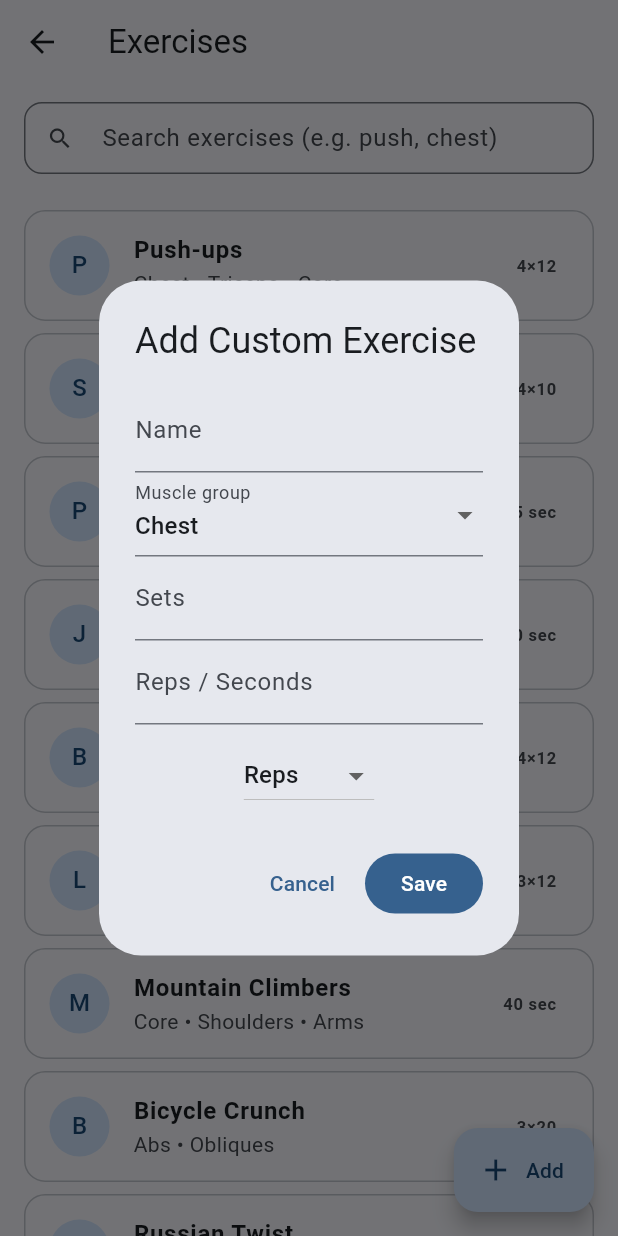
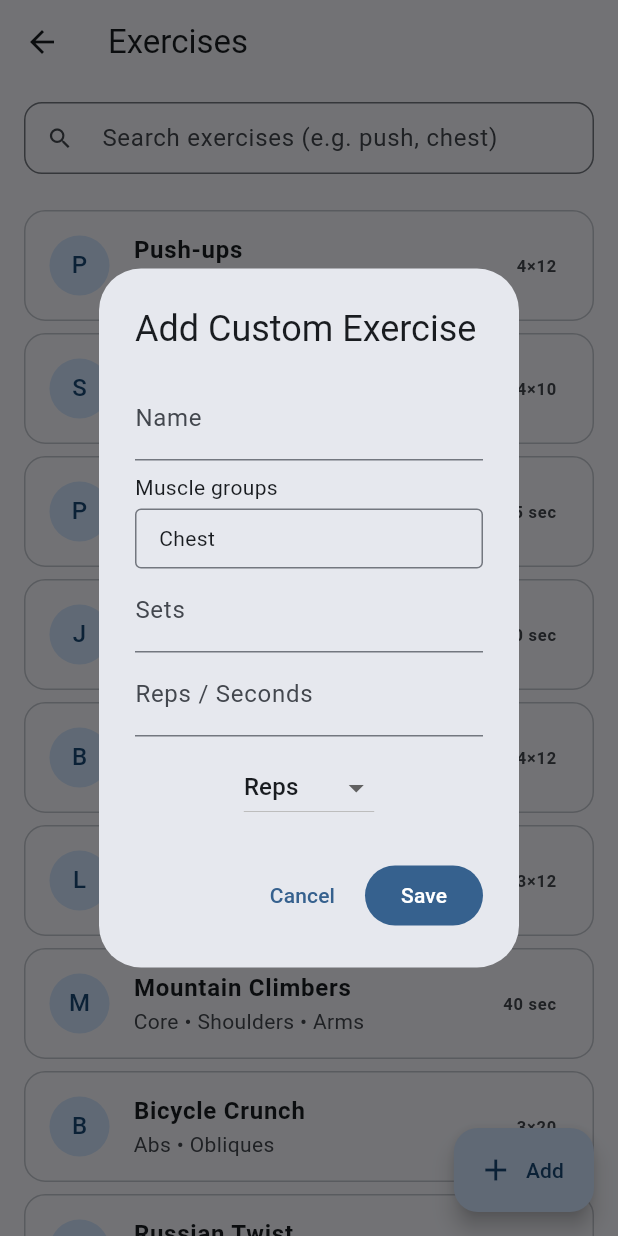
Before and after one commit to Trolom/FitnessApp, a Flutter app: the ExercisesPage screen opened directly, after a tap on "Add", on a phone screen of 412 x 824 dp. Run offline on Flutter 3.47's test engine with Material 3 defaults, Android fonts, the phone set to English and light mode, and no system bars; our stand-ins replace cloud_firestore, firebase_auth, firebase_core, firebase_storage, fl_chart, image_picker and 1 more; accounts and stored records are empty.

Commit message:
Improwed the dropdown menU

```diff
--- a/lib/pages/exercises_page.dart
+++ b/lib/pages/exercises_page.dart
@@ -5,18 +5,40 @@ import '../content.dart';                // baseExercises
 import '../misc/exercise_service.dart';  // Firestore access
 
 // for the dropdown menu options when choosing for custom exercises
+// NEW: broader muscle list
 const kMuscleOptions = <String>[
+  // Upper body – pushing
   'Chest',
+  'Upper Chest',
+  'Lower Chest',
+  'Front Delts',
+  'Side Delts',
+  'Rear Delts',
+  'Triceps',
+  // Upper body – pulling
   'Back',
-  'Legs',
-  'Shoulders',
-  'Arms',
+  'Lats',
+  'Upper Back',
+  'Mid Back',
+  'Lower Back',
+  'Traps',
+  'Rhomboids',
+  'Biceps',
+  'Forearms',
+  // Core & hips
   'Core',
+  'Abs',
+  'Obliques',
+  'Hip Flexors',
+  'Adductors (Inner Thigh)',
+  'Abductors (Outer Thigh)',
+  // Lower body
   'Glutes',
   'Quads',
   'Hamstrings',
   'Calves',
 ];
+
 
 class ExercisesPage extends StatefulWidget {
   const ExercisesPage({super.key});
@@ -119,8 +141,7 @@ class _ExercisesPageState extends State<ExercisesPage> {
     final repsCtrl = TextEditingController();
 
     String unit = 'reps';
-    String selectedMuscle = kMuscleOptions.first; // default dropdown selection
-
+    final Set<String> selectedMuscles = { kMuscleOptions.first }; // for beter dropdown menu
     showDialog(
       context: context,
       builder: (_) {
@@ -136,15 +157,92 @@ class _ExercisesPageState extends State<ExercisesPage> {
                       decoration: const InputDecoration(labelText: 'Name'),
                     ),
 
-                    //replaced the text input with a dropdown menu for the muscle group
-                    DropdownButtonFormField<String>(
-                      decoration: const InputDecoration(labelText: 'Muscle group'),
-                      initialValue: selectedMuscle,
-                      items: kMuscleOptions
-                          .map((m) => DropdownMenuItem(value: m, child: Text(m)))
-                          .toList(),
-                      onChanged: (v) => setLocalState(() => selectedMuscle = v!), //to only render the dialog and not the whole page when updated
+                    //replaced the text input with a a better dropdown menu for the muscle group
+                    Align(
+                      alignment: Alignment.centerLeft,
+                      child: Padding(
+                        padding: const EdgeInsets.only(top: 8.0, bottom: 4.0),
+                        child: Text('Muscle groups', style: Theme.of(context).textTheme.bodyMedium),
+                      ),
                     ),
+                    InkWell(
+                      onTap: () async {
+                        // open a checkbox dialog and update local state with the result
+                        final result = await showDialog<Set<String>>(
+                          context: context,
+                          builder: (ctx) {
+                            // local copy for interactive ticking inside the dialog
+                            final temp = Set<String>.from(selectedMuscles);
+                            return StatefulBuilder(
+                              builder: (ctx, setSB) {
+                                return AlertDialog(
+                                  title: const Text('Select muscle groups'),
+                                  content: SizedBox(
+                                    width: double.maxFinite,
+                                    child: ListView(
+                                      shrinkWrap: true,
+                                      children: [
+                                        for (final m in kMuscleOptions)
+                                          CheckboxListTile(
+                                            title: Text(m),
+                                            value: temp.contains(m),
+                                            onChanged: (checked) {
+                                              setSB(() {
+                                                if (checked == true) {
+                                                  temp.add(m);
+                                                } else {
+                                                  temp.remove(m);
+                                                }
+                                              });
+                                            },
+                                          ),
+                                      ],
+                                    ),
+                                  ),
+                                  actions: [
+                                    TextButton(
+                                      onPressed: () => Navigator.pop(ctx), // cancel
+                                      child: const Text('Cancel'),
+                                    ),
+                                    FilledButton(
+                                      onPressed: () {
+                                        // ensure at least one is selected
+                                        if (temp.isEmpty) temp.add(kMuscleOptions.first);
+                                        Navigator.pop(ctx, temp);
+                                      },
+                                      child: const Text('Done'),
+                                    ),
+                                  ],
+                                );
+                              },
+                            );
+                          },
+                        );
+
+                        if (result != null) {
+                          setLocalState(() {
+                            selectedMuscles
+                              ..clear()
+                              ..addAll(result);
+                          });
+                        }
+                      },
+                      child: InputDecorator(
+                        decoration: const InputDecoration(
+                          border: OutlineInputBorder(),
+                          isDense: true,
+                          contentPadding: EdgeInsets.symmetric(horizontal: 12, vertical: 10),
+                        ),
+                        // show a compact preview of selected items
+                        child: Text(
+                          selectedMuscles.join(' • '),
+                          maxLines: 2,
+                          overflow: TextOverflow.ellipsis,
+                        ),
+                      ),
+                    ),
+
+
 
                     TextField(
                       controller: setsCtrl,
@@ -180,7 +278,7 @@ class _ExercisesPageState extends State<ExercisesPage> {
                   onPressed: () async {
                     final ex = Exercise(
                       name: nameCtrl.text.trim(),
-                      muscles: selectedMuscle,
+                      muscles: selectedMuscles.join(' • '),  //join the multiselect
                       sets: int.tryParse(setsCtrl.text) ?? 0,
                       reps: int.tryParse(repsCtrl.text) ?? 0,
                       unit: unit,
```
